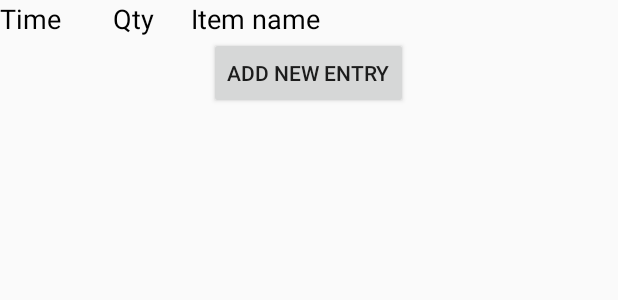
After one commit to DanielRough/JeevesAndroid, an Android app: the layout qu_timequantlist.xml on its own in the app's theme, with its tools: preview values and no code run, on a phone screen of 412 x 824 dp. The commit adds this screen. Shown: the top 300 px of the screen. Run offline under Robolectric (Android 15) with nearby library versions, the phone set to English and light mode, and no system bars.

Commit message:
Added food/drink list question and patched some null pointers

```diff
--- a/app/build.gradle
+++ b/app/build.gradle
@@ -26,8 +26,8 @@ android {
         applicationId "com.jeevesandroid"
         minSdkVersion 19
         targetSdkVersion 28
-        versionCode 54
-        versionName "2.5"
+        versionCode 60
+        versionName "2.92"
         multiDexEnabled true
     }
     buildTypes {
--- a/app/src/main/java/com/jeevesandroid/AppContext.java
+++ b/app/src/main/java/com/jeevesandroid/AppContext.java
@@ -79,6 +79,7 @@ public class AppContext extends Application {
     public static final String HEART = "HEART";
     public static final String AUDIO = "AUDIO";
     public static final String SCHEDULE = "SCHEDULE";
+    public static final String TIMELIST = "TIMELIST";
 
     //Specific variable names
     public static final String MISSED_SURVEYS = "Missed Surveys";
--- a/app/src/main/java/com/jeevesandroid/actions/actiontypes/SurveyAction.java
+++ b/app/src/main/java/com/jeevesandroid/actions/actiontypes/SurveyAction.java
@@ -123,7 +123,7 @@ public class SurveyAction extends FirebaseAction {
                 .child(prefs.getString(AppContext.STUDY_NAME, ""))
                 .child(FirebaseUtils.SURVEYDATA_KEY);
             if(surveyid == null)surveyid = "null";
-            FirebaseUtils.SURVEY_REF.child(intent.getStringExtra(AppContext.SURVEY_ID))
+            FirebaseUtils.SURVEY_REF.child(surveyid)
                 .child("missed").push().setValue(surveymap);
         }
     }
--- a/app/src/main/java/com/jeevesandroid/mainscreens/SurveyActivity.java
+++ b/app/src/main/java/com/jeevesandroid/mainscreens/SurveyActivity.java
@@ -522,6 +522,7 @@ public class SurveyActivity extends AppCompatActivity{
             return;
         }
         currentIndex++;
+        skipping = false;
         if (currentIndex == questions.size()) {
             //If we want to skip extra dialogue boxes, just finish without dialogue box.
             if (currentsurvey.getfastTransition()){
--- a/app/src/main/java/com/jeevesandroid/mainscreens/WelcomeActivity.java
+++ b/app/src/main/java/com/jeevesandroid/mainscreens/WelcomeActivity.java
@@ -279,6 +279,10 @@ public class WelcomeActivity extends Activity {
     private void unsnooze(){
         AlarmManager alarmManager = (AlarmManager) AppContext.getContext()
             .getSystemService(ALARM_SERVICE);
+        if(wakeupSnoozepi == null){
+            Intent intent=new Intent(AppContext.getContext(), SnoozeListener.class);
+            wakeupSnoozepi = PendingIntent.getBroadcast(AppContext.getContext(), 0, intent, 0);
+        }
         alarmManager.cancel(wakeupSnoozepi);
         SharedPreferences prefs = PreferenceManager
             .getDefaultSharedPreferences(AppContext.getContext());
--- a/app/src/main/java/com/jeevesandroid/mainscreens/questions/QuAdapter.java
+++ b/app/src/main/java/com/jeevesandroid/mainscreens/questions/QuAdapter.java
@@ -27,6 +27,7 @@ import static com.jeevesandroid.AppContext.SCALE;
 import static com.jeevesandroid.AppContext.SCHEDULE;
 import static com.jeevesandroid.AppContext.TEXTPRESENT;
 import static com.jeevesandroid.AppContext.TIME;
+import static com.jeevesandroid.AppContext.TIMELIST;
 
 public class QuAdapter extends BaseAdapter {
 
@@ -60,6 +61,7 @@ public class QuAdapter extends BaseAdapter {
         questionTypes.put(AUDIO,new AudioQuestion(activity,questions,answers));
         questionTypes.put(IMAGEPRESENT,new ImageQuestion(activity,questions,answers));
         questionTypes.put(TEXTPRESENT,new TextQuestion(activity,questions,answers));
+        questionTypes.put(TIMELIST,new TimeListQuestion(activity,questions,answers));
         if(activity instanceof ScheduleActivity)
             questionTypes.put(SCHEDULE,new DayScheduleQuestion(activity,questions,answers));
     }
--- a/app/src/main/java/com/jeevesandroid/mainscreens/questions/ScaleQuestion.java
+++ b/app/src/main/java/com/jeevesandroid/mainscreens/questions/ScaleQuestion.java
@@ -63,7 +63,7 @@ public class ScaleQuestion extends Question{
             seekBar.setProgress(Integer.parseInt(answer));
         else {
             seekBar.setProgress(entries / 2);
-            answers.set(currentIndex, Integer.toString(entries/2));
+            answers.set(currentIndex, "");
         }
 
     }
--- a/app/src/main/java/com/jeevesandroid/triggers/triggers/sensor/SurveyTrigger.java
+++ b/app/src/main/java/com/jeevesandroid/triggers/triggers/sensor/SurveyTrigger.java
@@ -77,6 +77,8 @@ public class SurveyTrigger extends Trigger {
     public void onReceive(final Context context, final Intent intent) {
         if(listener != null){
             String survey = intent.getStringExtra("surveyname");
+            if(survey == null)
+                return;
             if(survey.equals(surveyName)) { //first check it's the right survey
                 boolean result = intent.getBooleanExtra("result", true);
                 if (result == this.result) { //then check it's the right result
--- /dev/null
+++ b/app/src/main/res/layout/qu_timequantlist.xml
@@ -0,0 +1,53 @@
+<?xml version="1.0" encoding="utf-8"?>
+
+    <LinearLayout xmlns:android="http://schemas.android.com/apk/res/android"
+        android:id="@+id/grpTimeQuantList"
+        android:layout_width="match_parent"
+        android:layout_height="match_parent"
+        android:orientation="vertical">
+
+        <LinearLayout
+            android:layout_width="wrap_content"
+            android:layout_height="wrap_content"
+            android:orientation="horizontal">
+
+            <TextView
+                android:id="@+id/textView9"
+                android:layout_width="75dp"
+                android:layout_height="wrap_content"
+                android:layout_weight="1"
+                android:text="Time"
+                android:textAppearance="@style/TextAppearance.AppCompat.Medium"
+                android:textColor="@color/common_google_signin_btn_text_dark_focused" />
+
+            <TextView
+                android:id="@+id/textView8"
+                android:layout_width="52dp"
+                android:layout_height="wrap_content"
+                android:layout_weight="1"
+                android:text="Qty"
+                android:textAppearance="@style/TextAppearance.AppCompat.Medium"
+                android:textColor="@color/common_google_signin_btn_text_dark_focused" />
+
+            <TextView
+                android:id="@+id/textView5"
+                android:layout_width="108dp"
+                android:layout_height="wrap_content"
+                android:layout_weight="1"
+                android:text="Item name"
+                android:textAppearance="@style/TextAppearance.AppCompat.Medium"
+                android:textColor="@color/common_google_signin_btn_text_dark_focused" />
+        </LinearLayout>
+
+    <ListView
+        android:id="@+id/lstItemsandQuants"
+        android:layout_width="match_parent"
+        android:layout_height="wrap_content" />
+
+        <Button
+            android:id="@+id/btnNewFood"
+            android:layout_width="wrap_content"
+            android:layout_height="wrap_content"
+            android:layout_gravity="center"
+            android:text="Add new entry" />
+    </LinearLayout>
```
Also changed, not shown: app/src/main/java/com/jeevesandroid/mainscreens/questions/TimeListQuestion.java (added, +197 -0 lines), app/src/main/res/layout/timeqlistitem.xml (added, +35 -0 lines).
